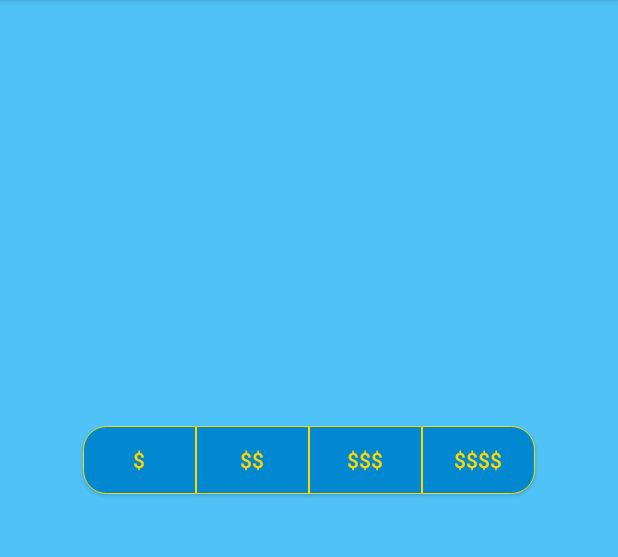
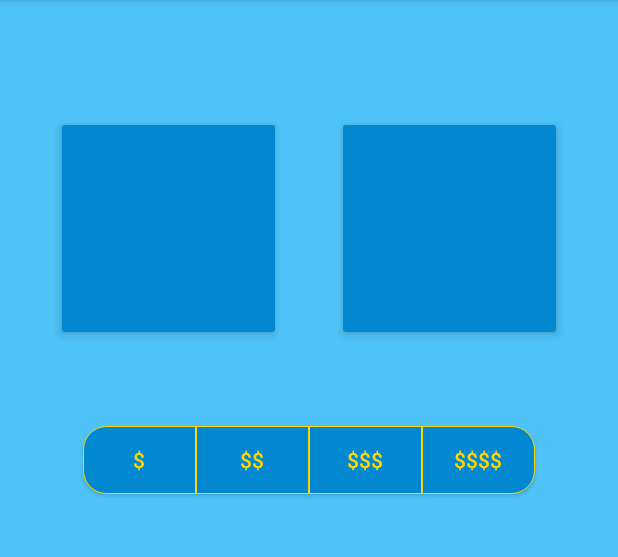
Before and after one commit to itsnotafake/QuickE, an Android app: the screen it shows after launch (MainActivity), on a phone screen of 412 x 824 dp, the part 84-641 px from its top. Run offline under Robolectric (Android 15) with nearby library versions, the phone set to English and light mode, and no system bars.

Commit message:
feat: readjusted big button spacing

```diff
--- a/QuickEAndroid/app/src/main/res/layout/activity_main.xml
+++ b/QuickEAndroid/app/src/main/res/layout/activity_main.xml
@@ -47,12 +47,9 @@
             android:elevation="4dp"
             android:theme="@style/GoButton"
 
-            app:layout_constraintLeft_toRightOf="parent"
+            app:layout_constraintLeft_toLeftOf="parent"
+            app:layout_constraintRight_toLeftOf="@+id/main_button_drink"
             app:layout_constraintTop_toBottomOf="@+id/main_TV_food"
-            android:layout_marginLeft="@dimen/main_button_choice_margin_hor"
-            android:layout_marginStart="@dimen/main_button_choice_margin_hor"
-            android:layout_marginRight="@dimen/main_button_choice_margin_hor"
-            android:layout_marginEnd="@dimen/main_button_choice_margin_hor"
             android:layout_marginTop="@dimen/main_button_choice_margin_ver"/>
 
         <android.support.v7.widget.AppCompatImageButton
@@ -63,9 +60,8 @@
             android:theme="@style/GoButton"
 
             app:layout_constraintLeft_toRightOf="@+id/main_button_eat"
+            app:layout_constraintRight_toRightOf="parent"
             app:layout_constraintTop_toBottomOf="@id/main_TV_food"
-            android:layout_marginLeft="@dimen/main_button_choice_margin_hor"
-            android:layout_marginStart="@dimen/main_button_choice_margin_hor"
             android:layout_marginTop="@dimen/main_button_choice_margin_ver"/>
 
         <TextView
--- a/QuickEAndroid/app/src/main/res/values/dimens.xml
+++ b/QuickEAndroid/app/src/main/res/values/dimens.xml
@@ -13,7 +13,7 @@
     <item name="main_base_bias_ver" format="float" type="dimen">0.05</item>
     <item name="main_base_bias_hor" format="float" type="dimen">0.05</item>
 
-    <item name="main_base_margin_left" type="dimen">8dp</item>
+    <item name="main_base_margin_left" type="dimen">16dp</item>
     <item name="main_base_margin_ver" type="dimen">10dp</item>
     <item name="main_button_choice_margin_hor" type="dimen">4dp</item>
     <item name="main_button_choice_margin_ver" type="dimen">4dp</item>
```
